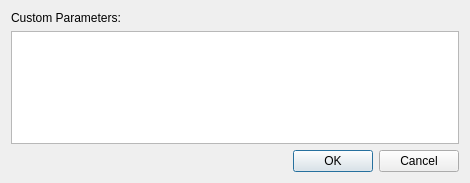
yuezk/GlobalProtect-openconnect, file GPClient/settingsdialog.ui: the form before one commit.
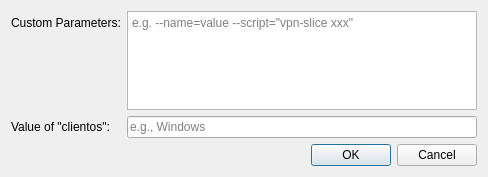
The form after the commit. Icons and pictures are not drawn.

Commit message: Make clientos configurable

```diff
--- a/GPClient/settingsdialog.ui
+++ b/GPClient/settingsdialog.ui
@@ -6,8 +6,8 @@
    <rect>
     <x>0</x>
     <y>0</y>
-    <width>470</width>
-    <height>183</height>
+    <width>488</width>
+    <height>177</height>
    </rect>
   </property>
   <property name="sizePolicy">
@@ -23,18 +23,36 @@
    <iconset resource="resources.qrc">
     <normaloff>:/images/connected.png</normaloff>:/images/connected.png</iconset>
   </property>
-  <layout class="QVBoxLayout" name="verticalLayout">
-   <item>
+  <layout class="QFormLayout" name="formLayout_3">
+   <item row="0" column="0">
     <widget class="QLabel" name="label">
      <property name="text">
       <string>Custom Parameters:</string>
      </property>
     </widget>
    </item>
-   <item>
-    <widget class="QPlainTextEdit" name="extraArgsInput"/>
+   <item row="0" column="1">
+    <widget class="QPlainTextEdit" name="extraArgsInput">
+     <property name="placeholderText">
+      <string extracomment="Tokens with spaces can be surrounded by double quotes">e.g. --name=value --script=&quot;vpn-slice xxx&quot;</string>
+     </property>
+    </widget>
    </item>
-   <item>
+   <item row="1" column="0">
+    <widget class="QLabel" name="label_2">
+     <property name="text">
+      <string>Value of &quot;clientos&quot;:</string>
+     </property>
+    </widget>
+   </item>
+   <item row="1" column="1">
+    <widget class="QLineEdit" name="clientosInput">
+     <property name="placeholderText">
+      <string>e.g., Windows</string>
+     </property>
+    </widget>
+   </item>
+   <item row="2" column="1">
     <widget class="QDialogButtonBox" name="buttonBox">
      <property name="orientation">
       <enum>Qt::Horizontal</enum>
```
The commit also changes 16 other files.
